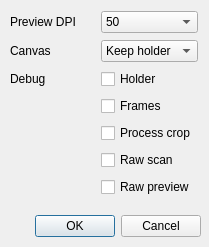
Old version of the form options.ui in the repository ilventu/densoscan.
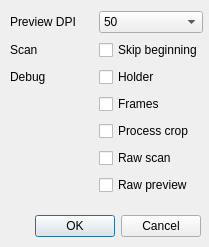
New version of the form.

Commit message: skip options

The edit to the form file:
```diff
--- a/options.ui
+++ b/options.ui
@@ -34,7 +34,7 @@
     <rect>
      <x>10</x>
      <y>10</y>
-     <width>188</width>
+     <width>193</width>
      <height>189</height>
     </rect>
    </property>
@@ -53,20 +53,6 @@
       </property>
      </widget>
     </item>
-    <item row="1" column="1">
-     <widget class="QComboBox" name="comboCanvas">
-      <item>
-       <property name="text">
-        <string>Keep holder</string>
-       </property>
-      </item>
-      <item>
-       <property name="text">
-        <string>Decrop</string>
-       </property>
-      </item>
-     </widget>
-    </item>
     <item row="0" column="0">
      <widget class="QLabel" name="label">
       <property name="text">
@@ -84,7 +70,7 @@
     <item row="1" column="0">
      <widget class="QLabel" name="label_3">
       <property name="text">
-       <string>Canvas</string>
+       <string>Scan</string>
       </property>
      </widget>
     </item>
@@ -133,6 +119,13 @@
       </property>
      </widget>
     </item>
+    <item row="1" column="1">
+     <widget class="QCheckBox" name="checkSkip">
+      <property name="text">
+       <string>Skip beginning</string>
+      </property>
+     </widget>
+    </item>
    </layout>
   </widget>
  </widget>
```
Left out of the diff: 5 changed lines with no effect on the pictures. The commit also changes 9 other files.
